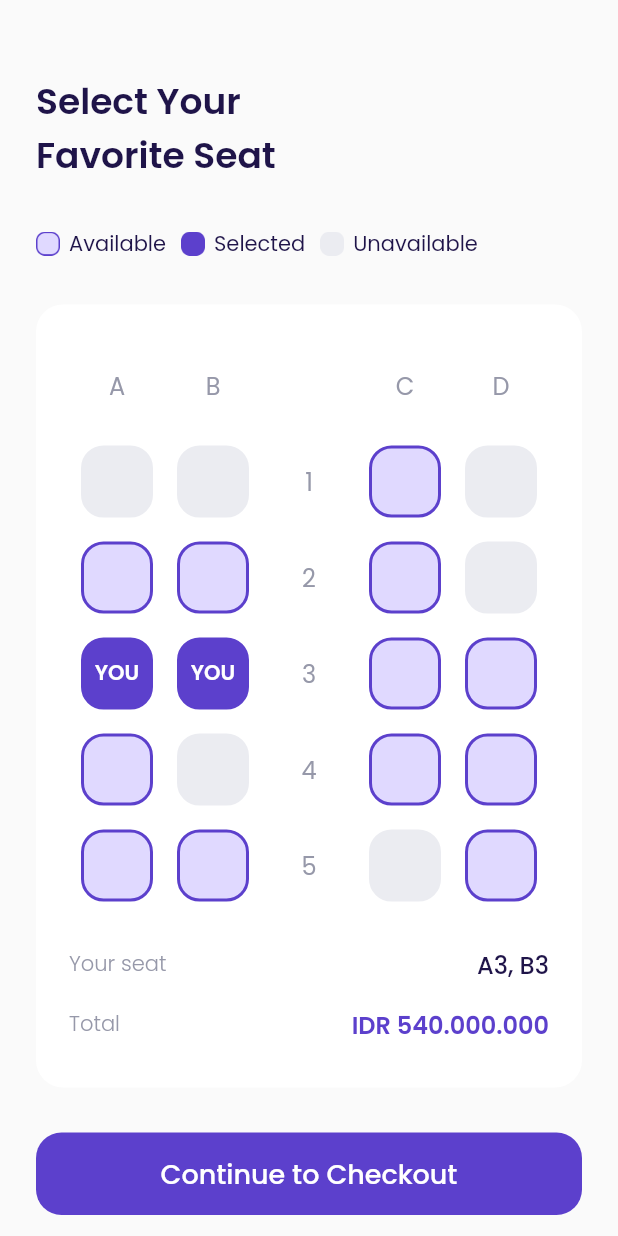
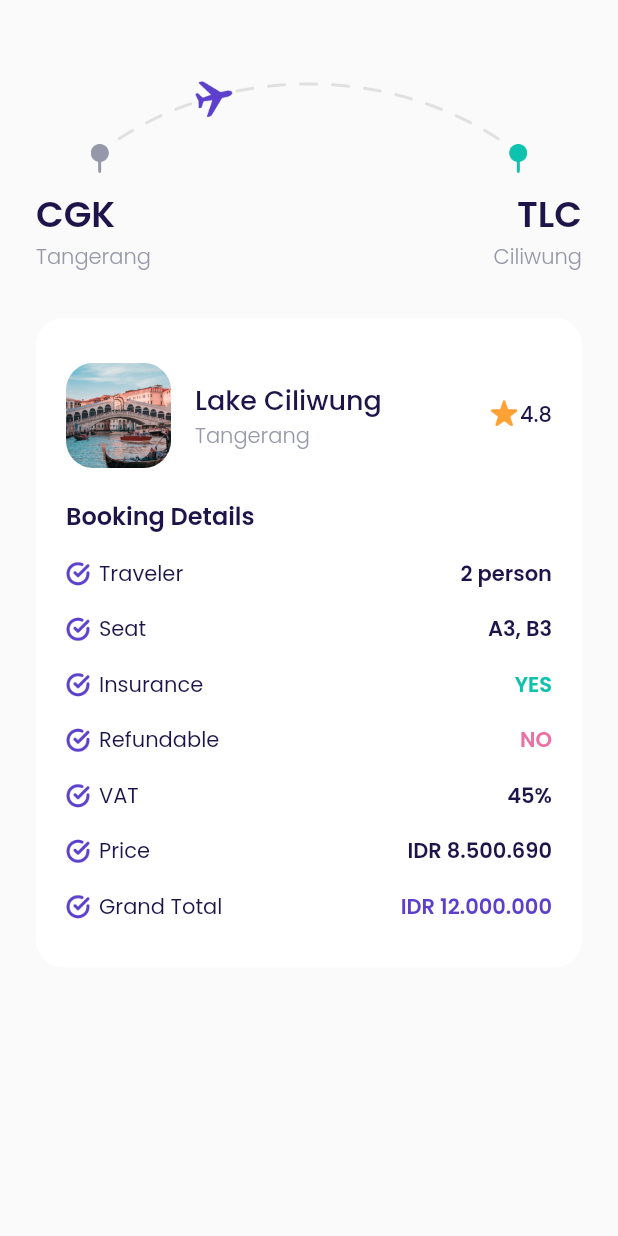
Before and after one commit to whisnuys/flutter-bookflights-app, a Flutter app: the ChooseSeatPage screen opened directly, after a tap on "Continue to Checkout", on a phone screen of 412 x 824 dp. Run offline on Flutter 3.47's test engine with Material 2 defaults, Android fonts, the phone set to English and light mode, and no system bars; our stand-ins replace google_fonts.

Commit message:
adding checkout screen

```diff
--- /dev/null
+++ b/lib/ui/pages/checkout_page.dart
@@ -0,0 +1,219 @@
+// ignore_for_file: prefer_const_constructors
+
+import 'package:bwa_airplane/ui/widgets/booking_details_items.dart';
+import 'package:flutter/material.dart';
+import '../../shared/theme.dart';
+
+class CheckoutPage extends StatelessWidget {
+  const CheckoutPage({Key? key}) : super(key: key);
+
+  @override
+  Widget build(BuildContext context) {
+    Widget route() {
+      return Container(
+        width: double.infinity,
+        margin: EdgeInsets.only(
+          top: 50,
+        ),
+        child: Column(
+          children: [
+            Container(
+              width: 291,
+              height: 65,
+              margin: EdgeInsets.only(bottom: 10),
+              decoration: BoxDecoration(
+                image: DecorationImage(
+                  image: AssetImage(
+                    'assets/image_checkout.png',
+                  ),
+                ),
+              ),
+            ),
+            Row(
+              mainAxisAlignment: MainAxisAlignment.spaceBetween,
+              children: [
+                Column(
+                  crossAxisAlignment: CrossAxisAlignment.start,
+                  children: [
+                    Text(
+                      'CGK',
+                      style: blackTextStyle.copyWith(
+                        fontSize: 24,
+                        fontWeight: semiBold,
+                      ),
+                    ),
+                    Text(
+                      'Tangerang',
+                      style: greyTextStyle.copyWith(
+                        fontWeight: light,
+                      ),
+                    ),
+                  ],
+                ),
+                Column(
+                  crossAxisAlignment: CrossAxisAlignment.end,
+                  children: [
+                    Text(
+                      'TLC',
+                      style: blackTextStyle.copyWith(
+                        fontSize: 24,
+                        fontWeight: semiBold,
+                      ),
+                    ),
+                    Text(
+                      'Ciliwung',
+                      style: greyTextStyle.copyWith(
+                        fontWeight: light,
+                      ),
+                    ),
+                  ],
+                ),
+              ],
+            ),
+          ],
+        ),
+      );
+    }
+
+    Widget bookingDetails() {
+      return Container(
+        width: double.infinity,
+        margin: EdgeInsets.only(top: 30),
+        padding: EdgeInsets.symmetric(
+          horizontal: 20,
+          vertical: 30,
+        ),
+        decoration: BoxDecoration(
+          borderRadius: BorderRadius.circular(
+            18,
+          ),
+          color: kWhiteColor,
+        ),
+        child: Column(
+          crossAxisAlignment: CrossAxisAlignment.start,
+          children: [
+            // NOTE: Destination Tile
+            Row(
+              children: [
+                Container(
+                  width: 70,
+                  height: 70,
+                  margin: EdgeInsets.only(right: 16),
+                  decoration: BoxDecoration(
+                    borderRadius: BorderRadius.circular(18),
+                    image: DecorationImage(
+                      fit: BoxFit.cover,
+                      image: AssetImage('assets/image_destination1.png'),
+                    ),
+                  ),
+                ),
+                Expanded(
+                  child: Column(
+                    crossAxisAlignment: CrossAxisAlignment.start,
+                    children: [
+                      Text(
+                        'Lake Ciliwung',
+                        style: blackTextStyle.copyWith(
+                          fontWeight: medium,
+                          fontSize: 18,
+                        ),
+                      ),
+                      Text(
+                        'Tangerang',
+                        style: greyTextStyle.copyWith(
+                          fontWeight: light,
+                        ),
+                      ),
+                    ],
+                  ),
+                ),
+                Row(
+                  mainAxisAlignment: MainAxisAlignment.center,
+                  crossAxisAlignment: CrossAxisAlignment.start,
+                  children: [
+                    Container(
+                      width: 18,
+                      height: 18,
+                      margin: EdgeInsets.only(right: 2),
+                      decoration: BoxDecoration(
+                        image: DecorationImage(
+                          image: AssetImage('assets/icon_star.png'),
+                        ),
+                      ),
+                    ),
+                    Text(
+                      '4.8',
+                      style: blackTextStyle.copyWith(
+                        fontWeight: medium,
+                      ),
+                    ),
+                  ],
+                ),
+              ],
+            ),
+
+            // NOTE: Booking Details Title
+            Container(
+              margin: EdgeInsets.only(top: 20),
+              child: Text(
+                'Booking Details',
+                style: blackTextStyle.copyWith(
+                  fontWeight: semiBold,
+                  fontSize: 16,
+                ),
+              ),
+            ),
+
+            // NOTE: Booking Details Items
+            BookingDetailsItem(
+              title: 'Traveler',
+              valueText: '2 person',
+              textColor: kBlackColor,
+            ),
+            BookingDetailsItem(
+              title: 'Seat',
+              valueText: 'A3, B3',
+              textColor: kBlackColor,
+            ),
+            BookingDetailsItem(
+              title: 'Insurance',
+              valueText: 'YES',
+              textColor: kGreenColor,
+            ),
+            BookingDetailsItem(
+              title: 'Refundable',
+              valueText: 'NO',
+              textColor: kRedColor,
+            ),
+            BookingDetailsItem(
+              title: 'VAT',
+              valueText: '45%',
+              textColor: kBlackColor,
+            ),
+            BookingDetailsItem(
+              title: 'Price',
+              valueText: 'IDR 8.500.690',
+              textColor: kBlackColor,
+            ),
+            BookingDetailsItem(
+              title: 'Grand Total',
+              valueText: 'IDR 12.000.000',
+              textColor: kPrimaryColor,
+            ),
+          ],
+        ),
+      );
+    }
+
+    return Scaffold(
+      backgroundColor: kBackgroundColor,
+      body: ListView(
+        padding: EdgeInsets.symmetric(horizontal: 24),
+        children: [
+          route(),
+          bookingDetails(),
+        ],
+      ),
+    );
+  }
+}
--- a/lib/ui/pages/choose_seat_page.dart
+++ b/lib/ui/pages/choose_seat_page.dart
@@ -1,5 +1,6 @@
 // ignore_for_file: prefer_const_constructors, sized_box_for_whitespace
 
+import 'package:bwa_airplane/ui/pages/checkout_page.dart';
 import 'package:bwa_airplane/ui/widgets/custom_button.dart';
 import 'package:bwa_airplane/ui/widgets/seat_item.dart';
 import 'package:flutter/material.dart';
@@ -406,7 +407,14 @@ class ChooseSeatPage extends StatelessWidget {
           selectSeat(),
           CustomButton(
             title: 'Continue to Checkout',
-            onPressed: () {},
+            onPressed: () {
+              Navigator.push(
+                context,
+                MaterialPageRoute(
+                  builder: (context) => CheckoutPage(),
+                ),
+              );
+            },
             margin: EdgeInsets.symmetric(
               vertical: 30,
             ),
--- /dev/null
+++ b/lib/ui/widgets/booking_details_items.dart
@@ -0,0 +1,50 @@
+// ignore_for_file: prefer_const_constructors
+
+import 'package:bwa_airplane/shared/theme.dart';
+import 'package:flutter/material.dart';
+
+class BookingDetailsItem extends StatelessWidget {
+  final String title;
+  final String valueText;
+  final Color textColor;
+
+  const BookingDetailsItem(
+      {Key? key,
+      required this.title,
+      required this.valueText,
+      required this.textColor})
+      : super(key: key);
+
+  @override
+  Widget build(BuildContext context) {
+    return Container(
+      margin: EdgeInsets.only(top: 16),
+      child: Row(
+        children: [
+          Container(
+            width: 16,
+            height: 16,
+            margin: EdgeInsets.only(right: 6),
+            decoration: BoxDecoration(
+              image: DecorationImage(
+                image: AssetImage(
+                  'assets/icon_check.png',
+                ),
+              ),
+            ),
+          ),
+          Text(
+            title,
+            style: blackTextStyle,
+          ),
+          Spacer(),
+          Text(
+            valueText,
+            style:
+                blackTextStyle.copyWith(fontWeight: semiBold, color: textColor),
+          ),
+        ],
+      ),
+    );
+  }
+}
```
